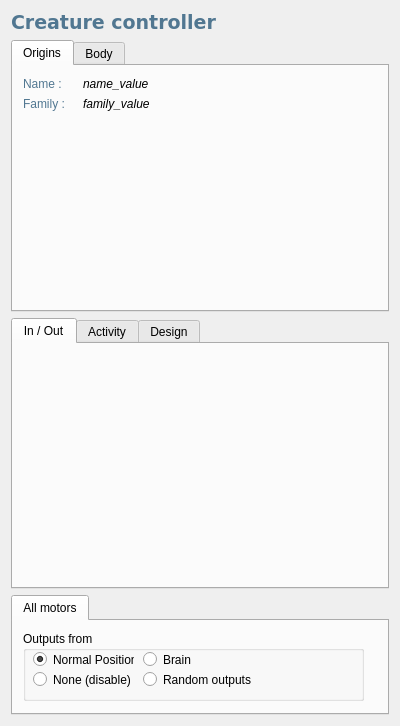
This is src/genelab/core/ui/widgets/entities/entitypropertiescontroller.ui in GeneCraft/GeneCraft-Project as Qt 5 draws it before an edit. The edited form follows.
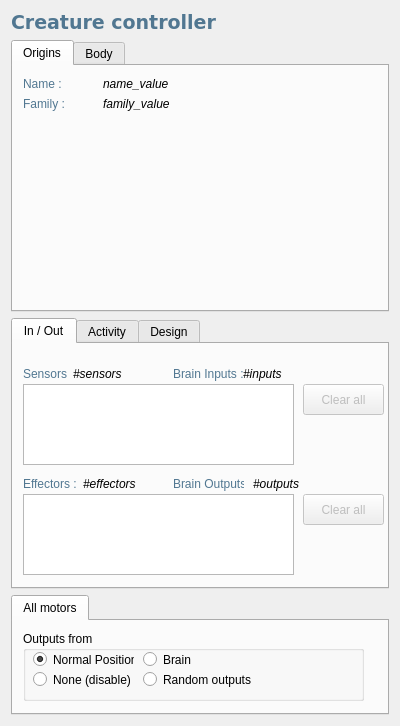
This is the edited form. The open tabs and pages were chosen to show the change. Icons and pictures are not drawn.

```diff
--- a/src/genelab/core/ui/widgets/entities/entitypropertiescontroller.ui
+++ b/src/genelab/core/ui/widgets/entities/entitypropertiescontroller.ui
@@ -75,7 +75,7 @@
       <widget class="QLabel" name="lFamily">
        <property name="geometry">
         <rect>
-         <x>70</x>
+         <x>90</x>
          <y>30</y>
          <width>151</width>
          <height>16</height>
@@ -117,7 +117,7 @@
       <widget class="QLabel" name="lName">
        <property name="geometry">
         <rect>
-         <x>70</x>
+         <x>90</x>
          <y>10</y>
          <width>151</width>
          <height>16</height>
@@ -217,6 +217,194 @@
       <attribute name="title">
        <string>In / Out</string>
       </attribute>
+      <widget class="QListWidget" name="lwSensors">
+       <property name="geometry">
+        <rect>
+         <x>10</x>
+         <y>40</y>
+         <width>271</width>
+         <height>81</height>
+        </rect>
+       </property>
+      </widget>
+      <widget class="QLabel" name="lNbrSensors">
+       <property name="geometry">
+        <rect>
+         <x>60</x>
+         <y>20</y>
+         <width>61</width>
+         <height>20</height>
+        </rect>
+       </property>
+       <property name="font">
+        <font>
+         <italic>true</italic>
+        </font>
+       </property>
+       <property name="text">
+        <string>#sensors</string>
+       </property>
+      </widget>
+      <widget class="QLabel" name="label_4">
+       <property name="geometry">
+        <rect>
+         <x>10</x>
+         <y>20</y>
+         <width>46</width>
+         <height>20</height>
+        </rect>
+       </property>
+       <property name="styleSheet">
+        <string notr="true">color: rgb(81, 119, 145);</string>
+       </property>
+       <property name="text">
+        <string>Sensors :</string>
+       </property>
+      </widget>
+      <widget class="QLabel" name="label_5">
+       <property name="geometry">
+        <rect>
+         <x>160</x>
+         <y>20</y>
+         <width>71</width>
+         <height>20</height>
+        </rect>
+       </property>
+       <property name="styleSheet">
+        <string notr="true">color: rgb(81, 119, 145);</string>
+       </property>
+       <property name="text">
+        <string>Brain Inputs : </string>
+       </property>
+      </widget>
+      <widget class="QLabel" name="lNbrBrainInputs">
+       <property name="geometry">
+        <rect>
+         <x>230</x>
+         <y>20</y>
+         <width>81</width>
+         <height>20</height>
+        </rect>
+       </property>
+       <property name="font">
+        <font>
+         <italic>true</italic>
+        </font>
+       </property>
+       <property name="text">
+        <string>#inputs</string>
+       </property>
+      </widget>
+      <widget class="QPushButton" name="pushButton">
+       <property name="enabled">
+        <bool>false</bool>
+       </property>
+       <property name="geometry">
+        <rect>
+         <x>290</x>
+         <y>40</y>
+         <width>81</width>
+         <height>31</height>
+        </rect>
+       </property>
+       <property name="text">
+        <string>Clear all</string>
+       </property>
+      </widget>
+      <widget class="QLabel" name="label_6">
+       <property name="geometry">
+        <rect>
+         <x>10</x>
+         <y>130</y>
+         <width>61</width>
+         <height>20</height>
+        </rect>
+       </property>
+       <property name="styleSheet">
+        <string notr="true">color: rgb(81, 119, 145);</string>
+       </property>
+       <property name="text">
+        <string>Effectors :</string>
+       </property>
+      </widget>
+      <widget class="QLabel" name="lNbrEffectors">
+       <property name="geometry">
+        <rect>
+         <x>70</x>
+         <y>130</y>
+         <width>61</width>
+         <height>20</height>
+        </rect>
+       </property>
+       <property name="font">
+        <font>
+         <italic>true</italic>
+        </font>
+       </property>
+       <property name="text">
+        <string>#effectors</string>
+       </property>
+      </widget>
+      <widget class="QLabel" name="label_7">
+       <property name="geometry">
+        <rect>
+         <x>160</x>
+         <y>130</y>
+         <width>71</width>
+         <height>20</height>
+        </rect>
+       </property>
+       <property name="styleSheet">
+        <string notr="true">color: rgb(81, 119, 145);</string>
+       </property>
+       <property name="text">
+        <string>Brain Outputs :</string>
+       </property>
+      </widget>
+      <widget class="QLabel" name="lNbrBrainOutputs">
+       <property name="geometry">
+        <rect>
+         <x>240</x>
+         <y>130</y>
+         <width>81</width>
+         <height>20</height>
+        </rect>
+       </property>
+       <property name="font">
+        <font>
+         <italic>true</italic>
+        </font>
+       </property>
+       <property name="text">
+        <string>#outputs</string>
+       </property>
+      </widget>
+      <widget class="QListWidget" name="lwEffectors">
+       <property name="geometry">
+        <rect>
+         <x>10</x>
+         <y>150</y>
+         <width>271</width>
+         <height>81</height>
+        </rect>
+       </property>
+      </widget>
+      <widget class="QPushButton" name="pushButton_2">
+       <property name="enabled">
+        <bool>false</bool>
+       </property>
+       <property name="geometry">
+        <rect>
+         <x>290</x>
+         <y>150</y>
+         <width>81</width>
+         <height>31</height>
+        </rect>
+       </property>
+       <property name="text">
+        <string>Clear all</string>
+       </property>
+      </widget>
      </widget>
      <widget class="QWidget" name="tabBrain">
       <attribute name="icon">
```
Left out of the diff: 13 changed lines with no effect on the pictures.
